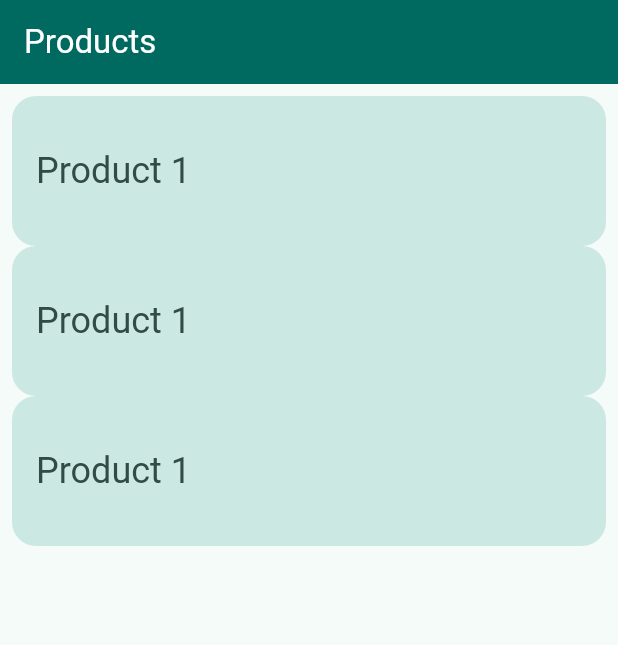
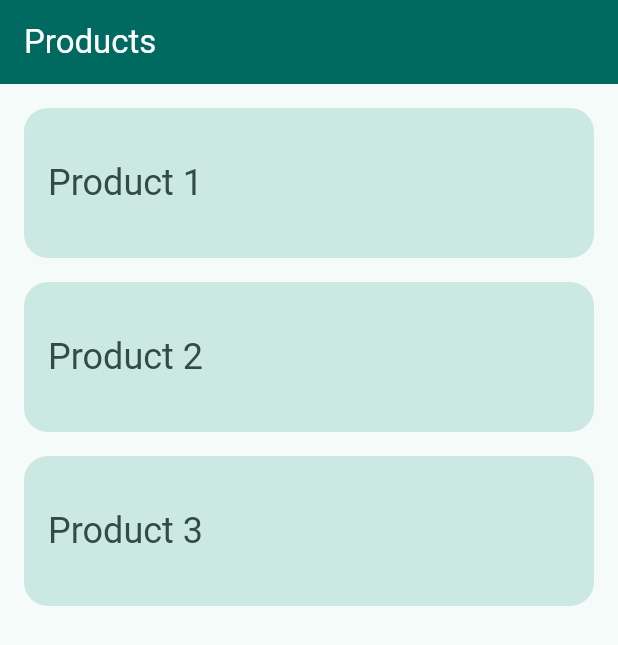
Before and after one commit to Arnie1x/shopify_variants, a Flutter app: the screen it shows after launch, on a phone screen of 412 x 824 dp. Shown: the top 645 px of the screen. Run offline on Flutter 3.47's test engine with Material 3 defaults, Android fonts, the phone set to English and light mode, and no system bars; our stand-ins replace get.

Commit message:
Added Logic to the Application
- The app now lists products dynamically based on a list of products
- data.dart is used to mimic a database and is a class that stores product classes
- The named routes now support passing parameters such as the product id

```diff
--- /dev/null
+++ b/lib/controllers/product_controller.dart
@@ -0,0 +1,10 @@
+import 'package:get/get.dart';
+import 'package:shopify_variants/models/product.dart';
+
+class ProductController extends GetxController {
+  List<Product> products = [
+    Product(id: 0, name: 'Product 1'),
+    Product(id: 1, name: 'Product 2'),
+    Product(id: 2, name: 'Product 3')
+  ];
+}
--- a/lib/main.dart
+++ b/lib/main.dart
@@ -24,7 +24,7 @@ class MyApp extends StatelessWidget {
       defaultTransition: Transition.fade,
       getPages: [
         GetPage(name: '/', page: () => const Home()),
-        GetPage(name: '/options', page: () => Options())
+        GetPage(name: '/options/:id', page: () => Options())
       ],
       debugShowCheckedModeBanner: false,
     );
--- a/lib/models/product.dart
+++ b/lib/models/product.dart
@@ -1,11 +1,11 @@
-class ProductModel {
+class Product {
   late int id;
   late String name;
   late Map<String, Map<int, String>>? options;
 
-  ProductModel({required this.id, required this.name, this.options});
+  Product({required this.id, required this.name, this.options});
 
-  ProductModel.fromJson(Map<String, dynamic> json) {
+  Product.fromJson(Map<String, dynamic> json) {
     id = json['id'];
     name = json['name'];
     options = json['options'];
--- a/lib/pages/home.dart
+++ b/lib/pages/home.dart
@@ -1,30 +1,32 @@
 // This page is used to show the different products available.
 
 import 'package:flutter/material.dart';
+import 'package:get/get.dart';
+import 'package:shopify_variants/controllers/product_controller.dart';
 import 'package:shopify_variants/widgets/product_card.dart';
 
-class Home extends StatelessWidget {
+class Home extends GetView<ProductController> {
   const Home({Key? key}) : super(key: key);
 
   @override
   Widget build(BuildContext context) {
+    Get.put(ProductController(), permanent: true);
     return Scaffold(
       appBar: AppBar(
         title: const Text('Products'),
         backgroundColor: Theme.of(context).colorScheme.primary,
         foregroundColor: Theme.of(context).colorScheme.onPrimary,
       ),
-      body: const Padding(
-        padding: EdgeInsets.all(8.0),
+      body: Padding(
+        padding: const EdgeInsets.all(8.0),
         child: Column(
-          mainAxisSize: MainAxisSize.min,
-          crossAxisAlignment: CrossAxisAlignment.center,
-          children: [
-            ProductCard(),
-            ProductCard(),
-            ProductCard(),
-          ],
-        ),
+            mainAxisSize: MainAxisSize.min,
+            crossAxisAlignment: CrossAxisAlignment.center,
+            children: controller.products
+                .map((product) => ProductCard(
+                      product: product,
+                    ))
+                .toList()),
       ),
     );
   }
--- a/lib/widgets/product_card.dart
+++ b/lib/widgets/product_card.dart
@@ -1,12 +1,16 @@
 import 'package:flutter/material.dart';
 import 'package:get/get.dart';
+import 'package:shopify_variants/models/product.dart';
 
 class ProductCard extends StatelessWidget {
-  const ProductCard({Key? key}) : super(key: key);
+  final Product product;
+  const ProductCard({Key? key, required this.product}) : super(key: key);
 
   @override
   Widget build(BuildContext context) {
-    return SizedBox(
+    return Padding(
+      padding: const EdgeInsets.all(8.0),
+      child: SizedBox(
         width: double.infinity,
         height: 100,
         child: ClipRRect(
@@ -15,14 +19,14 @@ class ProductCard extends StatelessWidget {
             color: Theme.of(context).colorScheme.secondaryContainer,
             child: InkWell(
               onTap: () {
-              Get.toNamed('/options');
+                Get.toNamed('/options/${product.id}');
               },
               child: Align(
                 alignment: Alignment.centerLeft,
                 child: Padding(
                   padding: const EdgeInsets.all(16),
                   child: Text(
-                  'Product 1',
+                    product.name,
                     style: Theme.of(context).textTheme.headlineSmall!.copyWith(
                         color:
                             Theme.of(context).colorScheme.onSecondaryContainer),
@@ -32,6 +36,7 @@ class ProductCard extends StatelessWidget {
             ),
           ),
         ),
+      ),
     );
   }
 }
```
Also changed, not shown: lib/data.dart (added, +9 -0 lines), lib/pages/options.dart (+24 -15 lines). Lines whose indentation alone changed are shown as unchanged.
